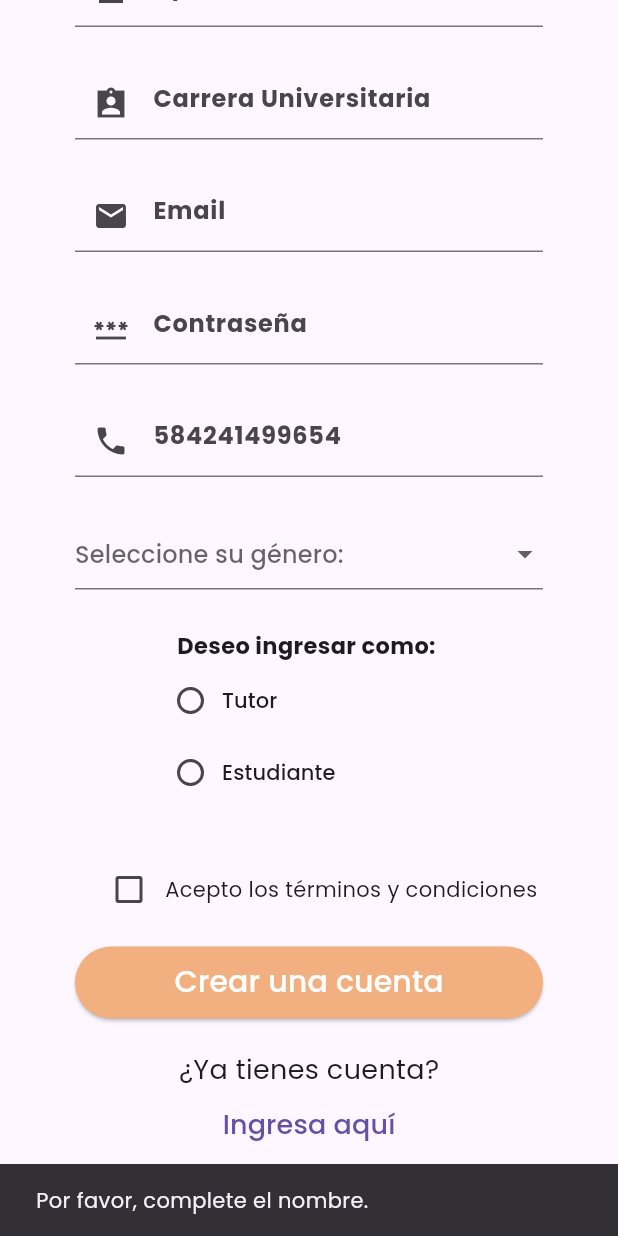
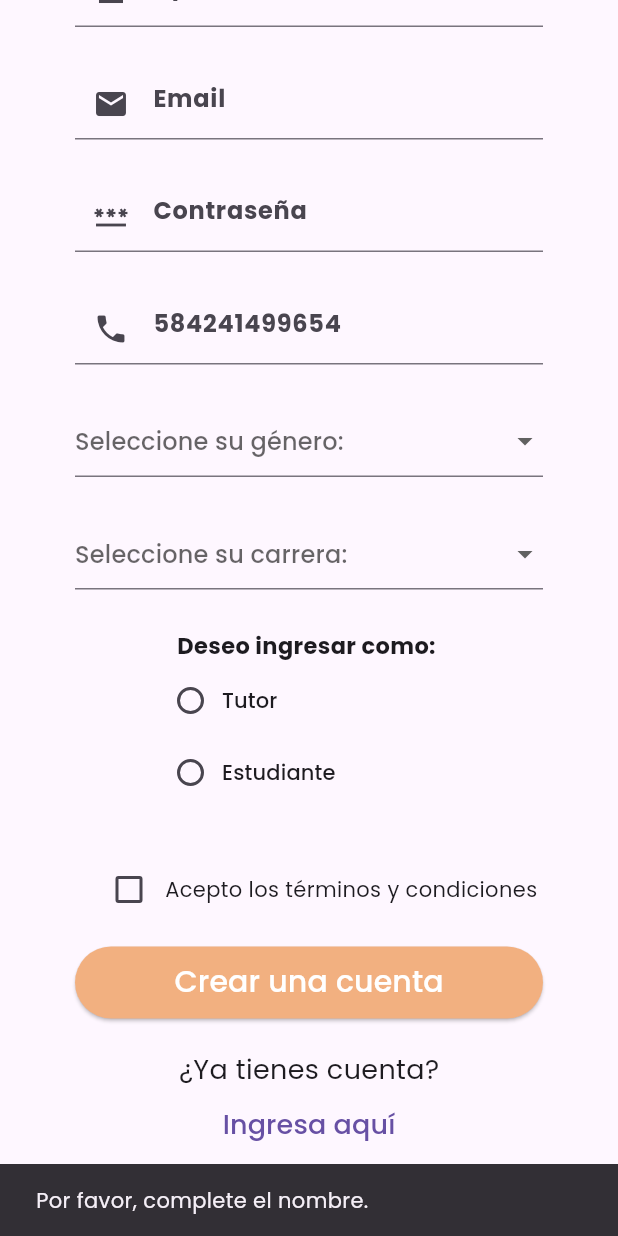
Before and after one commit to Metro-Experts/metroexpert-front, a Flutter app: the SignUpPage screen opened directly, scrolled down 318 dp, after a tap on "Crear una cuenta", on a phone screen of 412 x 824 dp. Run offline on Flutter 3.47's test engine with Material 3 defaults, Android fonts, the phone set to English and light mode, and no system bars; our stand-ins replace dash_chat_2, firebase_auth, firebase_core, flutter_svg, image_picker, table_calendar; missing offline and left inert: reviews_slider; accounts and stored records are empty.

Commit message:
Some fixes

```diff
--- a/lib/controllers/create_class_page_controller.dart
+++ b/lib/controllers/create_class_page_controller.dart
@@ -16,35 +16,35 @@ class CreateClassPageController extends ChangeNotifier {
   ];
 
   List<String> mathList = [
-    "Matematica basica",
-    "Matematica 1",
-    "Matematica 2",
-    "Matematica 3",
-    "Matematica 4",
-    "Matematica 5",
-    "Algebra Lineal",
-    "Matematica discreta",
-    "Calculo numerico",
-    "Estadistica",
-    "Modelos estocasticos"
+    "Matemática basica",
+    "Matemática 1",
+    "Matemática 2",
+    "Matemática 3",
+    "Matemática 4",
+    "Matemática 5",
+    "Álgebra Lineal",
+    "Matemática Discreta",
+    "Cálculo Numérico",
+    "Estadística para Ingenieros I",
+    "Modelos Estocásticos"
   ];
   List<String> programmingList = [
-    "Algoritmos y programacion",
+    "Algoritmos y Programación",
     "Estructura de datos",
     "Base de datos 1",
     "Base de datos 2",
-    "Arquitectura del computador",
-    "Organizacion del computador",
-    "Sistema de redes",
-    "Computacion emergentes",
+    "Arquitectura del Computador",
+    "Organización del Computador",
+    "Sistema de Redes",
+    "Computación Emergente",
     "Sistemas Operativos"
   ];
-  List<String> physicsList = ["Fisica 1", "Fisica 2", "Fisica 3"];
+  List<String> physicsList = ["Física 1", "Física 2", "Física 3"];
 
   List<String> chemistryList = [
-    "Quimica 1",
-    "Termodinamica",
-    "Principios de procesos industriales"
+    "Química 1",
+    "Termodinámica",
+    "Principios de Procesos Industriales"
   ];
 
   List<String> modalidadList = ["Presencial", "Virtual"];
@@ -220,7 +220,7 @@ class CreateClassPageController extends ChangeNotifier {
               height: 25,
               child: Text(
                 textAlign: TextAlign.justify,
-                'Clase creada con éxito!',
+                '¡Clase creada con éxito!',
                 style: TextStyle(color: Colors.green),
               ),
             ),
--- a/lib/controllers/sign_up_page_controller.dart
+++ b/lib/controllers/sign_up_page_controller.dart
@@ -1,4 +1,4 @@
-// ignore_for_file: use_build_context_synchronously, unnecessary_null_comparison, avoid_print
+// ignore_for_file: use_build_context_synchronously, unnecessary_null_comparison
 
 import 'package:firebase_auth/firebase_auth.dart';
 import 'package:flutter/material.dart';
@@ -13,17 +13,25 @@ class SignUpPageController extends ChangeNotifier {
   final TextEditingController firstNameController = TextEditingController();
   final TextEditingController lastNameController = TextEditingController();
   final TextEditingController cellPhoneController = TextEditingController();
-  final TextEditingController careerController = TextEditingController();
-  final TextEditingController descriptionController = TextEditingController();
+  final TextEditingController tutorDescriptionController =
+      TextEditingController();
   String genderValue = '';
-  String selectedOption = '';
+  String careerValue = '';
+  String selectedOption = "";
   bool showTutorSection = false;
   bool? isChecked = false;
 
-  Future<void> createUserWithEmailAndPassword(
-    BuildContext context,
-  ) async {
-    validateInputs(context);
+  Future<void> createUserWithEmailAndPassword(BuildContext context) async {
+    if (!validateInputs(context)) {
+      return;
+    }
+
+    String description = '';
+    if (selectedOption == 'student') {
+      description = 'Descripción predeterminada para estudiantes';
+    } else if (selectedOption == 'tutor') {
+      description = tutorDescriptionController.text;
+    }
 
     var url = Uri.parse(
         'https://uniexpert-gateway-6569fdd60e75.herokuapp.com/users/');
@@ -39,13 +47,16 @@ class SignUpPageController extends ChangeNotifier {
           );
         },
       );
+
       UserCredential userCredential =
           await FirebaseAuth.instance.createUserWithEmailAndPassword(
         email: emailController.text,
         password: passwordController.text,
       );
+
       Navigator.of(context)
           .pop(); // Close the loading dialog immediately after account creation
+
       String uid = userCredential.user!.uid;
       var response = await http.post(
         url,
@@ -54,16 +65,16 @@ class SignUpPageController extends ChangeNotifier {
           "_id": uid,
           "name": firstNameController.text,
           "lastName": lastNameController.text,
-          "carrer": careerController.text,
           "email": emailController.text,
           "userType": selectedOption,
+          "gender": genderValue.contains('Masculino') ? 'M' : 'F',
           "cellphone": cellPhoneController.text,
-          "description": descriptionController.text,
-          "gender": genderValue.contains('Masculino') ? 'M' : 'F'
+          "carrer": careerValue,
+          "description": description,
         }),
       );
 
-      if (response.statusCode == 201 && Auth().authStateChanges != null) {
+      if (response.statusCode == 201) {
         Navigator.push(
           context,
           MaterialPageRoute(
@@ -84,11 +95,10 @@ class SignUpPageController extends ChangeNotifier {
           ),
         );
       } else {
-        print(response.statusCode);
-        print(response.body);
         ScaffoldMessenger.of(context).showSnackBar(
-          const SnackBar(
-            content: Text('Error al registrar el usuario.'),
+          SnackBar(
+            content: Text(
+                'Error al registrar el usuario en el servidor: ${response.body}'),
           ),
         );
       }
@@ -106,6 +116,14 @@ class SignUpPageController extends ChangeNotifier {
       ScaffoldMessenger.of(context).showSnackBar(
         SnackBar(
           content: Text(message),
+        ),
+      );
+    } catch (e) {
+      Navigator.of(context)
+          .pop(); // Close the loading dialog in case of an error
+      ScaffoldMessenger.of(context).showSnackBar(
+        SnackBar(
+          content: Text('Error inesperado: $e'),
         ),
       );
     }
@@ -145,9 +163,8 @@ class SignUpPageController extends ChangeNotifier {
       return false;
     }
 
-    if (!RegExp(r'^58\424|412|416|426|414\d+$')
-            .hasMatch(cellPhoneController.text) ||
-        RegExp(r'^580\d+$').hasMatch(cellPhoneController.text)) {
+    if (!RegExp(r'^58(424|412|416|426|414)\d{7}$')
+        .hasMatch(cellPhoneController.text)) {
       showSnackBarMessage(context, 'Formato telefónico incorrecto');
       return false;
     }
@@ -157,8 +174,19 @@ class SignUpPageController extends ChangeNotifier {
       return false;
     }
 
+    if (careerValue.isEmpty) {
+      showSnackBarMessage(context, 'Por favor, seleccione la carrera.');
+      return false;
+    }
+
     if (selectedOption.isEmpty) {
       showSnackBarMessage(context, 'Por favor, seleccione el tipo de usuario.');
+      return false;
+    }
+
+    if (selectedOption == 'tutor' && tutorDescriptionController.text.isEmpty) {
+      showSnackBarMessage(
+          context, 'Por favor, complete la descripción del tutor.');
       return false;
     }
 
--- a/lib/main.dart
+++ b/lib/main.dart
@@ -13,6 +13,7 @@ import 'package:metro_experts/model/user_model.dart';
 import 'package:provider/provider.dart';
 import 'package:metro_experts/pages/intro_page.dart';
 import 'package:metro_experts/controllers/data_payment_page_controller.dart';
+import 'package:metro_experts/controllers/tutor_payment_gestor_controller.dart';
 
 Future<void> main() async {
   WidgetsFlutterBinding.ensureInitialized();
@@ -58,6 +59,9 @@ class MyApp extends StatelessWidget {
         ChangeNotifierProvider(
           create: (context) => DataPaymentPageController(),
         ),
+        ChangeNotifierProvider(
+          create: (context) => TutorPaymentGestorController(),
+        ),
       ],
       child: MaterialApp(
         title: 'MetroExperts',
--- a/lib/pages/course_page.dart
+++ b/lib/pages/course_page.dart
@@ -112,6 +112,7 @@ class _CoursePageState extends State<CoursePage> {
                     .showConfirmationDialog(context)
                     .then((confirmed) {
                   if (confirmed != null && confirmed) {
+                    if (coursePageControllerConsumer.isJoined) {
                       Navigator.push(
                         context,
                         MaterialPageRoute(
@@ -127,6 +128,7 @@ class _CoursePageState extends State<CoursePage> {
                           ),
                         ),
                       );
+                    }
                   }
                 });
               },
--- a/lib/pages/data_payment_page.dart
+++ b/lib/pages/data_payment_page.dart
@@ -364,7 +364,7 @@ class _DataPaymentPageState extends State<DataPaymentPage> {
               ),
               child: const Text(
                 'Enviar pago',
-                style: TextStyle(fontSize: 16),
+                style: TextStyle(fontSize: 16, color: Colors.white),
               ),
             ),
             const SizedBox(height: 20),
--- a/lib/pages/sign_up_page.dart
+++ b/lib/pages/sign_up_page.dart
@@ -15,6 +15,23 @@ class SignUpPage extends StatefulWidget {
 
 class _SignUpPageState extends State<SignUpPage> {
   List<String> genderList = ["Femenino", "Masculino"];
+  List<String> careerList = [
+    "Ingeniería Civil",
+    "Ingeniería Mecánica",
+    "Ingeniería Producción",
+    "Ingeniería Química",
+    "Ingeniería de Sistemas",
+    "Ingeniería Eléctrica",
+    "Ciencias Administrativas",
+    "Economía Empresarial",
+    "Contaduría Pública",
+    "Psicología",
+    "Matemáticas Industriales",
+    "Educación",
+    "Idiomas Modernos",
+    "Estudios Liberales",
+    "Derecho"
+  ];
 
   @override
   Widget build(BuildContext context) {
@@ -65,21 +82,6 @@ class _SignUpPageState extends State<SignUpPage> {
                         hintStyle: TextStyle(fontWeight: FontWeight.bold),
                       ),
                       controller: signUpPageController.lastNameController,
-                    ),
-                  ),
-                  const SizedBox(height: 25),
-                  Padding(
-                    padding: const EdgeInsets.fromLTRB(50, 1, 50, 1),
-                    child: TextField(
-                      style: const TextStyle(
-                        fontFamily: 'Poppins',
-                      ),
-                      decoration: const InputDecoration(
-                        prefixIcon: Icon(Icons.assignment_ind_sharp),
-                        hintText: 'Carrera Universitaria',
-                        hintStyle: TextStyle(fontWeight: FontWeight.bold),
-                      ),
-                      controller: signUpPageController.careerController,
                     ),
                   ),
                   const SizedBox(height: 25),
@@ -151,6 +153,30 @@ class _SignUpPageState extends State<SignUpPage> {
                     ),
                   ),
                   const SizedBox(height: 25),
+                  Padding(
+                    padding: const EdgeInsets.fromLTRB(50, 1, 50, 1),
+                    child: DropdownButtonFormField<String>(
+                      decoration: const InputDecoration(
+                        hintText: 'Seleccione su carrera:',
+                        hintStyle: TextStyle(fontWeight: FontWeight.bold),
+                      ),
+                      items: careerList
+                          .map((career) => DropdownMenuItem<String>(
+                                value: career,
+                                child: Text(career),
+                              ))
+                          .toList(),
+                      onChanged: (value) {
+                        setState(() {
+                          signUpPageController.careerValue = value!;
+                        });
+                      },
+                      value: signUpPageController.careerValue.isNotEmpty
+                          ? signUpPageController.careerValue
+                          : null,
+                    ),
+                  ),
+                  const SizedBox(height: 25),
                   const Padding(
                     padding: EdgeInsets.fromLTRB(50, 1, 50, 1),
                     child: Text(
@@ -174,7 +200,6 @@ class _SignUpPageState extends State<SignUpPage> {
                               setState(() {
                                 signUpPageController.selectedOption =
                                     selectedValue!;
-
                                 signUpPageController.showTutorSection = true;
                               });
                             },
@@ -201,14 +226,14 @@ class _SignUpPageState extends State<SignUpPage> {
                           child: Visibility(
                             visible: signUpPageController.showTutorSection,
                             child: MultiTextfield(
-                              controller:
-                                  signUpPageController.descriptionController,
                               labelText: 'Cuentanos de ti',
                               placeholder:
-                                  'Soy un estudiante en pro de ayudar a mis compañeros que como yo tuvieron dificultades',
+                                  'Soy un estudiante que busca ayudar a mis compañeros',
                               bottomPadding: 0,
                               leftPadding: 0,
                               rightPadding: 0,
+                              controller: signUpPageController
+                                  .tutorDescriptionController,
                             ),
                           ),
                         ),
--- a/lib/pages/tutor_profile_view.dart
+++ b/lib/pages/tutor_profile_view.dart
@@ -189,7 +189,7 @@ class TutorProfileView extends StatelessWidget {
                           ),
                         ),
                         child: const Text(
-                          'Calificame aquí!',
+                          '¡Califícame aquí!',
                           style: TextStyle(
                             color: Colors.white,
                             fontWeight: FontWeight.bold,
```
Also changed, not shown: lib/components/custom_list_tile.dart (+4 -6 lines), lib/components/drawer_menu.dart (+66 -25 lines), lib/controllers/tutor_payment_gestor_controller.dart (added, +43 -0 lines), lib/pages/tutor_payment_gestor.dart (+37 -26 lines). Lines whose indentation alone changed are shown as unchanged.
